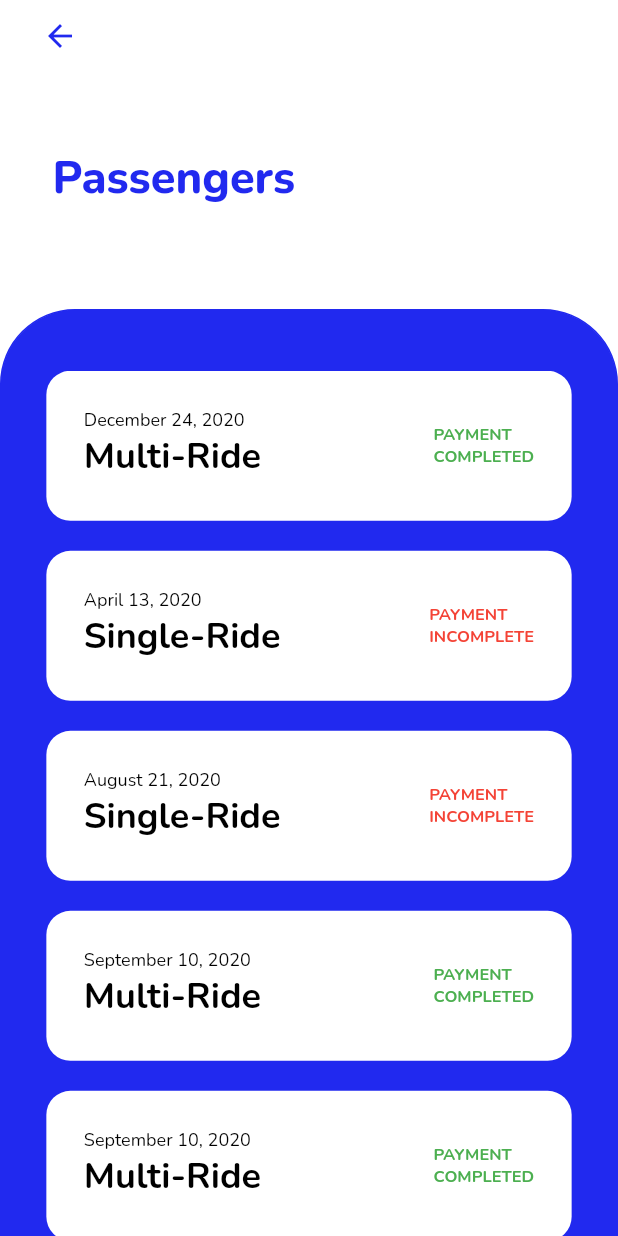
After one commit to lhancewong/CSCI42-One-Big-Car, a Flutter app: the UserHomepage screen opened by its route, after a tap on "View Passengers", on a phone screen of 412 x 824 dp. The commit adds this screen. Run offline on Flutter 3.47's test engine with Material 2 defaults, Android fonts, the phone set to English and light mode, and no system bars; our stand-ins replace date_field, firebase_auth, firebase_core, firebase_database; missing offline and left inert: firebase_ui_auth; accounts and stored records are empty.

Commit message:
Changed user_homepage.dart buttons, created initial groundwork for passenger_list.dart, and added routing to main.dart

```diff
--- a/lib/main.dart
+++ b/lib/main.dart
@@ -16,6 +16,7 @@ import 'package:one_big_car/pages/single_booking.dart';
 import 'package:one_big_car/pages/ride_history.dart';
 import 'package:one_big_car/pages/chat_selection.dart';
 import 'package:one_big_car/pages/chat_page.dart';
+import 'package:one_big_car/pages/passenger_list.dart';
 
 Future<void> main() async {
   WidgetsFlutterBinding.ensureInitialized();
@@ -35,7 +36,6 @@ class MyApp extends StatelessWidget {
 
   @override
   Widget build(BuildContext context) {
-
     return MaterialApp(
       title: 'One Big Car!',
       theme: ThemeData(
@@ -51,6 +51,7 @@ class MyApp extends StatelessWidget {
         '/ChatSelection': (context) => const ChatSelection(),
         '/ChatPage': (context) => const ChatPage(),
         '/RideList': (context) => const RideList(),
+        '/PassengerList': (context) => const PassengerList(),
         '/LogIn': ((context) {
           return SignInScreen(
             actions: [
--- /dev/null
+++ b/lib/pages/passenger_list.dart
@@ -0,0 +1,216 @@
+import 'package:firebase_auth/firebase_auth.dart'
+    hide EmailAuthProvider, PhoneAuthProvider;
+import 'package:flutter/material.dart';
+import 'package:intl/intl.dart';
+
+const List<String> list = <String>['HEAD', 'PASSENGER'];
+
+class PassengerList extends StatefulWidget {
+  const PassengerList({super.key});
+
+  @override
+  State<PassengerList> createState() => _PassengerList();
+}
+
+class _PassengerList extends State<PassengerList> {
+  String dropdownValue = list.first;
+  final FirebaseAuth auth = FirebaseAuth.instance;
+
+  String getData() {
+    final User user = auth.currentUser!;
+    return user.displayName!;
+  }
+
+  @override
+  Widget build(BuildContext context) {
+    double screenHeight = MediaQuery.of(context).size.height;
+    Color obcBlue = const Color.fromRGBO(33, 41, 239, 1);
+
+    return Scaffold(
+      backgroundColor: Colors.white,
+      floatingActionButtonLocation: FloatingActionButtonLocation.startTop,
+      floatingActionButton: BackButton(
+        color: obcBlue,
+      ),
+      body: Stack(children: [
+        Padding(
+          padding: EdgeInsets.only(
+            left: 35,
+            top: screenHeight * 0.12,
+          ),
+          child: Text(
+            'Passengers',
+            style: TextStyle(
+              fontWeight: FontWeight.w800,
+              fontSize: 30,
+              fontFamily: 'Nunito',
+              color: obcBlue,
+            ),
+          ),
+        ),
+        Align(
+          alignment: Alignment.bottomCenter,
+          child: Container(
+            padding: const EdgeInsets.all(40.0),
+            height: screenHeight * 0.75,
+            decoration: BoxDecoration(
+              border: Border.all(color: obcBlue),
+              borderRadius: const BorderRadius.only(
+                topLeft: Radius.circular(50),
+                topRight: Radius.circular(50),
+              ),
+              color: obcBlue,
+            ),
+          ),
+        ),
+        DraggableScrollableSheet(
+          initialChildSize: 0.70,
+          minChildSize: 0.70,
+          maxChildSize: 0.70,
+          builder: (context, scrollController) {
+            return SingleChildScrollView(
+              child: Column(
+                children: [
+                  RideInfo(
+                      isMulti: true,
+                      paidFor: true,
+                      date: DateTime(2020, 12, 24)),
+                  RideInfo(
+                      isMulti: false,
+                      paidFor: false,
+                      date: DateTime(2020, 4, 13)),
+                  RideInfo(
+                      isMulti: false,
+                      paidFor: false,
+                      date: DateTime(2020, 8, 21)),
+                  RideInfo(
+                      isMulti: true,
+                      paidFor: true,
+                      date: DateTime(2020, 9, 10)),
+                  RideInfo(
+                      isMulti: true,
+                      paidFor: true,
+                      date: DateTime(2020, 9, 10)),
+                  RideInfo(
+                      isMulti: true,
+                      paidFor: true,
+                      date: DateTime(2020, 9, 10)),
+                  RideInfo(
+                      isMulti: true,
+                      paidFor: true,
+                      date: DateTime(2020, 9, 10)),
+                  RideInfo(
+                      isMulti: true,
+                      paidFor: true,
+                      date: DateTime(2020, 9, 10)),
+                  RideInfo(
+                      isMulti: true,
+                      paidFor: true,
+                      date: DateTime(2020, 9, 10)),
+                ],
+              ),
+            );
+          },
+        ),
+      ]),
+    );
+  }
+}
+
+class RideInfo extends StatefulWidget {
+  RideInfo({
+    super.key,
+    required this.isMulti,
+    required this.paidFor,
+    required this.date,
+  });
+
+  final bool isMulti;
+  final DateTime date;
+  bool paidFor;
+
+  @override
+  State<RideInfo> createState() => _RideInfoState();
+}
+
+class _RideInfoState extends State<RideInfo> {
+  @override
+  Widget build(BuildContext context) {
+    double screenWidth = MediaQuery.of(context).size.width;
+
+    final DateFormat formatter = DateFormat('MMMM d, yyyy');
+    final String dateInfo = formatter.format(widget.date);
+
+    return Container(
+        width: screenWidth * 0.85,
+        height: 100,
+        decoration: const BoxDecoration(
+          borderRadius: BorderRadius.all(Radius.circular(16)),
+          color: Colors.white,
+        ),
+        padding: const EdgeInsets.all(25),
+        margin: const EdgeInsets.only(bottom: 20),
+        child: Row(
+          children: [
+            Flexible(
+              flex: 2,
+              child: Align(
+                alignment: Alignment.centerLeft,
+                child: Column(
+                  crossAxisAlignment: CrossAxisAlignment.start,
+                  children: [
+                    Text(
+                      dateInfo,
+                      style: const TextStyle(
+                        fontWeight: FontWeight.w400,
+                        fontSize: 12,
+                        fontFamily: 'Nunito',
+                        color: Colors.black,
+                      ),
+                    ),
+                    Text(
+                      widget.isMulti ? 'Multi-Ride' : 'Single-Ride',
+                      style: const TextStyle(
+                        fontWeight: FontWeight.w700,
+                        fontSize: 24,
+                        fontFamily: 'Nunito',
+                        color: Colors.black,
+                      ),
+                    )
+                  ],
+                ),
+              ),
+            ),
+            Flexible(
+              child: Align(
+                alignment: Alignment.centerRight,
+                child: Column(
+                  crossAxisAlignment: CrossAxisAlignment.start,
+                  mainAxisAlignment: MainAxisAlignment.center,
+                  children: [
+                    Text("PAYMENT",
+                        textAlign: TextAlign.right,
+                        style: TextStyle(
+                          fontWeight: FontWeight.w700,
+                          fontSize: 11,
+                          fontFamily: 'Nunito',
+                          color: widget.paidFor ? Colors.green : Colors.red,
+                        )),
+                    Text(
+                      widget.paidFor ? 'COMPLETED' : 'INCOMPLETE',
+                      textAlign: TextAlign.right,
+                      style: TextStyle(
+                        fontWeight: FontWeight.w700,
+                        fontSize: 11,
+                        fontFamily: 'Nunito',
+                        color: widget.paidFor ? Colors.green : Colors.red,
+                      ),
+                    )
+                  ],
+                ),
+              ),
+            )
+          ],
+        ));
+  }
+}
--- a/lib/pages/user_homepage.dart
+++ b/lib/pages/user_homepage.dart
@@ -28,6 +28,7 @@ class _UserHomepageState extends State<UserHomepage> {
 
     Color obcBlue = const Color.fromRGBO(33, 41, 239, 1);
     Color obcGrey = const Color.fromRGBO(243, 243, 243, 1);
+    Color obcLightBlue = const Color.fromRGBO(33, 41, 239, 0.5);
 
     return Scaffold(
         backgroundColor: obcBlue,
@@ -115,7 +116,10 @@ class _UserHomepageState extends State<UserHomepage> {
                                         borderRadius: BorderRadius.circular(13),
                                         side: BorderSide(color: obcGrey))),
                               ),
-                              onPressed: null,
+                              onPressed: () {
+                                Navigator.of(context)
+                                    .pushNamed('/PassengerList');
+                              },
                               child: const Text('View Passengers',
                                   style: TextStyle(
                                     fontWeight: FontWeight.bold,
@@ -216,34 +220,23 @@ class _UserHomepageState extends State<UserHomepage> {
           // Bottom Loading Bar
           Align(
             alignment: Alignment.bottomCenter,
-              child: Container(
-                  height: screenHeight * 0.10,
-                  alignment: Alignment.center,
-                  decoration: BoxDecoration(
-                    border: Border.all(color: obcBlue),
-                    borderRadius: const BorderRadius.only(
-                      topLeft: Radius.circular(50),
-                      topRight: Radius.circular(50),
-                    ),
-                    color: obcBlue,
+            child: ElevatedButton(
+                onPressed: null,
+                style: ElevatedButton.styleFrom(
+                  minimumSize: Size(200, screenHeight * 0.10),
+                  backgroundColor: Colors.lightBlue,
                 ),
                 child: Row(
                     mainAxisAlignment: MainAxisAlignment.center,
                     children: const [
-                      Icon(
-                        Icons.refresh,
-                        color: Colors.white,
-                      ),
-                      Text(
-                        ' Searching for a ride',
+                      Text('View currenet ride details',
                           style: TextStyle(
                             fontSize: 20,
                             fontFamily: 'Nunito',
                             color: Colors.white,
-                        ),
+                          ))
+                    ])),
           )
-                    ],
-                  )))
         ]));
   }
 }
```
Lines whose indentation alone changed are shown as unchanged.
